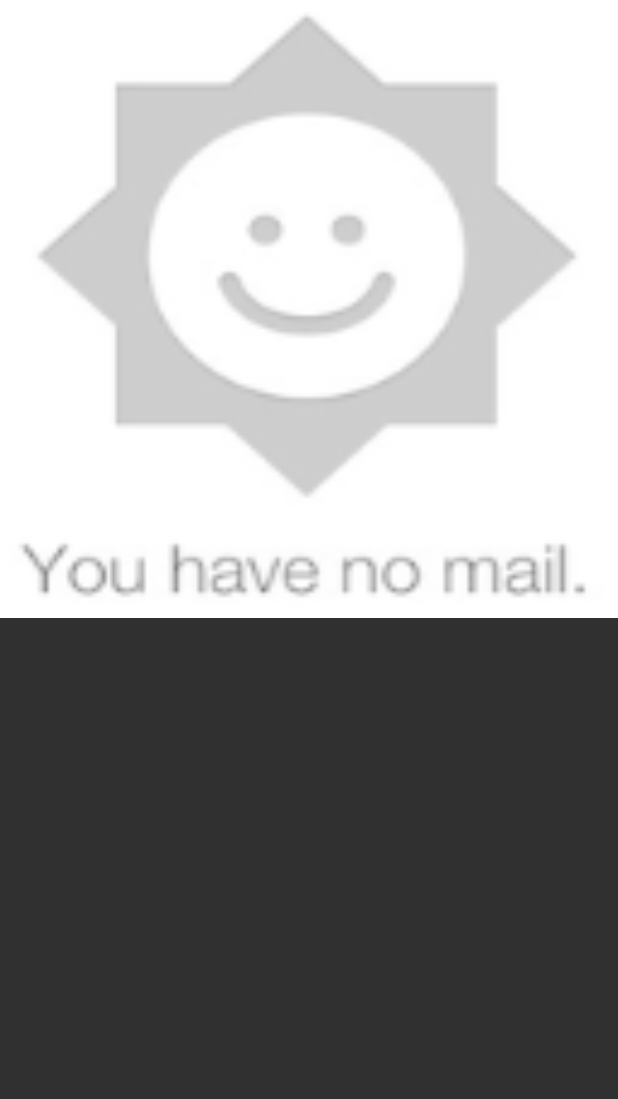
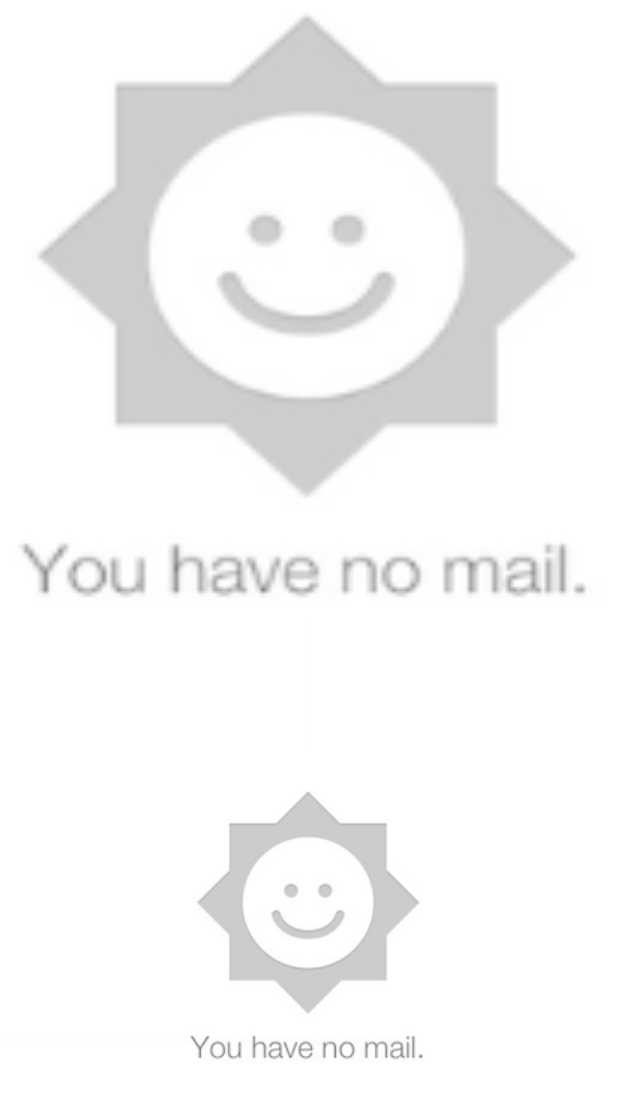
Before and after one commit to nipunasenanayake/Nipuna2017Summer, an Android app: the Patch9Activity screen opened directly, with no data from a screen before it, on a phone screen of 412 x 824 dp. Shown: the top 1099 px of the screen. Run offline under Robolectric (Android 15) with nearby library versions, the phone set to English and light mode, and no system bars.

Commit message:
commit on 18th June - Advanced List with 9 patch + 9patch list item

```diff
--- a/app/src/main/res/layout/activity_patch9.xml
+++ b/app/src/main/res/layout/activity_patch9.xml
@@ -18,7 +18,9 @@
         android:layout_width="match_parent"
         android:layout_height="match_parent"
         android:layout_weight="5"
-       />
+        android:scaleType="fitXY"
+        android:src="@drawable/nomail"
+        />
 
 
 
```
Also changed, not shown: app/src/main/res/drawable/nomail.9.png (added).
